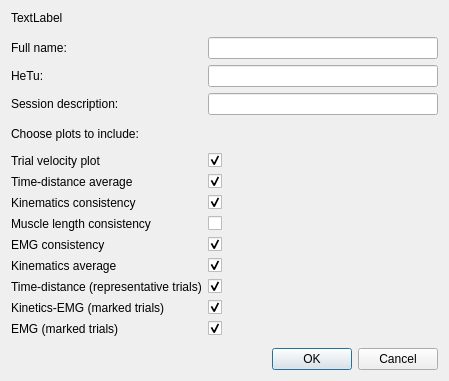
Old version of the form gaitutils/nexus_scripts/hetu_dialog.ui in the repository NCH-Motion-Laboratory/gaitutils.
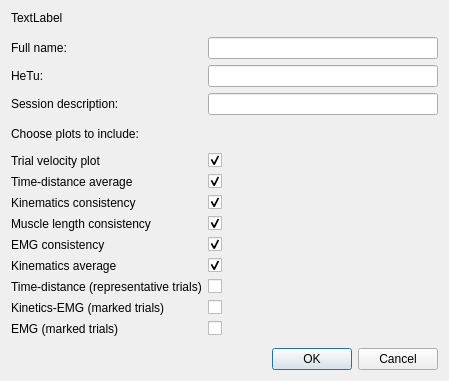
New version of the form.

Commit message: default report opts

Patch:
```diff
--- a/gaitutils/nexus_scripts/hetu_dialog.ui
+++ b/gaitutils/nexus_scripts/hetu_dialog.ui
@@ -122,7 +122,7 @@
         <string/>
        </property>
        <property name="checked">
-        <bool>false</bool>
+        <bool>true</bool>
        </property>
       </widget>
      </item>
@@ -179,7 +179,7 @@
         <string/>
        </property>
        <property name="checked">
-        <bool>true</bool>
+        <bool>false</bool>
        </property>
       </widget>
      </item>
@@ -198,7 +198,7 @@
         <string/>
        </property>
        <property name="checked">
-        <bool>true</bool>
+        <bool>false</bool>
        </property>
       </widget>
      </item>
@@ -326,7 +326,7 @@
         <string/>
        </property>
        <property name="checked">
-        <bool>true</bool>
+        <bool>false</bool>
        </property>
       </widget>
      </item>
```
